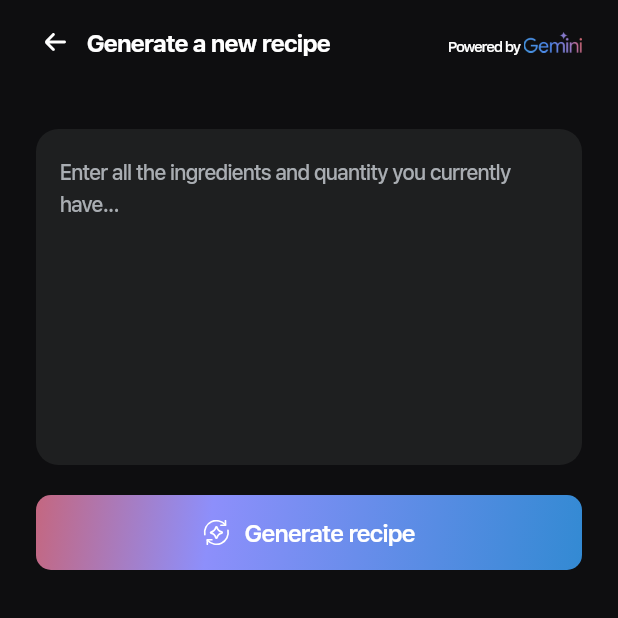
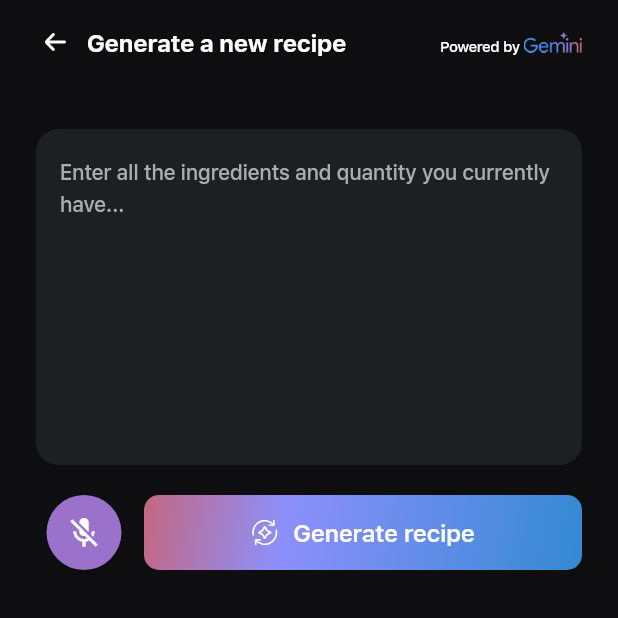
Before and after one commit to Becca-Saka/recipe, a Flutter app: the CollectIngredientView screen opened directly, on a phone screen of 412 x 824 dp, the top half of it. Run offline on Flutter 3.47's test engine with Material 3 defaults, Android fonts, the phone set to English and light mode, and no system bars; our stand-ins replace cloud_firestore, firebase_auth, firebase_core, flutter_svg, google_generative_ai, google_sign_in and 3 more; accounts and stored records are empty.

```diff
--- a/lib/data/models/ingredients.dart
+++ b/lib/data/models/ingredients.dart
@@ -22,7 +22,7 @@ class Ingredient {
   factory Ingredient.fromJson(Map<String, dynamic> json) {
     return Ingredient(
       name: json['name'],
-      rawQuantity: json['quantity'],
+      rawQuantity: json['quantity'] ?? '',
       unit: json['unit'] ?? 'pcs',
     );
   }
--- a/lib/shared/app_text_style.dart
+++ b/lib/shared/app_text_style.dart
@@ -5,7 +5,7 @@ abstract class AppTextStyle {
   static const TextStyle _baseTextStyle = TextStyle(
       fontFamily: 'SF Pro',
       fontWeight: AppFontWeight.regular,
-      letterSpacing: -0.8,
+      letterSpacing: -0.3,
       color: Colors.white);
 
   // ///SF Pro 12
--- a/lib/shared/widget/push_to_talk.dart
+++ b/lib/shared/widget/push_to_talk.dart
@@ -5,12 +5,10 @@ import 'circular_button.dart';
 import 'expanding_circle.dart';
 
 class PushToTalk extends StatelessWidget {
-  final bool loading;
   final bool isNotListening;
   final void Function()? onPressed;
   const PushToTalk({
     super.key,
-    required this.loading,
     required this.onPressed,
     required this.isNotListening,
   });
@@ -27,24 +25,20 @@ class PushToTalk extends StatelessWidget {
               AppColors.secondaryColor.withOpacity(0.2),
               AppColors.tertiaryColor.withOpacity(0.5),
             ],
-            size: 250,
+            size: 80,
           ),
         CircularButton(
-          size: 150,
-          backgroundColor: AppColors.secondaryColor,
+          size: 50,
+          backgroundColor:
+              isNotListening ? AppColors.secondaryColor : Colors.red,
           onPressed: onPressed,
           child: AnimatedSwitcher(
             duration: const Duration(milliseconds: 300),
-            child: loading
-                ? const Padding(
-                    padding: EdgeInsets.all(16.0),
-                    child: CircularProgressIndicator(),
-                  )
-                : Icon(
-                    isNotListening ? Icons.mic_off : Icons.mic,
-                    size: 50,
-                    color: Colors.white,
-                  ),
+            child: Icon(
+              isNotListening ? Icons.mic_off : Icons.stop,
+              size: 24,
+              color: Colors.white,
+            ),
           ),
         ),
       ],
--- a/lib/ui/collect_ingredient_view.dart
+++ b/lib/ui/collect_ingredient_view.dart
@@ -6,6 +6,7 @@ import 'package:recipe/shared/app_spacing.dart';
 import 'package:recipe/shared/widget/app_button.dart';
 import 'package:recipe/shared/widget/app_input.dart';
 import 'package:recipe/shared/widget/custom_app_bar.dart';
+import 'package:recipe/shared/widget/push_to_talk.dart';
 
 class CollectIngredientView extends StatefulWidget {
   const CollectIngredientView({super.key});
@@ -41,14 +42,26 @@ class _CollectIngredientViewState extends State<CollectIngredientView> {
                         'Enter all the ingredients and quantity you currently have...',
                   ),
                   const AppSpacing(v: 20),
-                  AppButton(
+                  Row(
+                    children: [
+                      PushToTalk(
+                        onPressed: () => controller.startListening(),
+                        isNotListening: !controller.isListening,
+                      ),
+                      const AppSpacing(h: 8),
+                      Expanded(
+                        child: AppButton(
                           title: 'Generate recipe',
                           isLoading: controller.loading,
                           onPressed: () {
-                      if (controller.textEditingController.text.isNotEmpty) {
+                            if (controller
+                                .textEditingController.text.isNotEmpty) {
                               controller.getIngredients(context);
                             }
                           },
+                        ),
+                      ),
+                    ],
                   ),
                 ],
               ),
--- a/lib/ui/confirm_ingredient_view.dart
+++ b/lib/ui/confirm_ingredient_view.dart
@@ -53,7 +53,9 @@ class ConfirmIngredientView extends StatelessWidget {
                               )),
                           title: Text(item.name.toTitleCase),
                           subtitle: Text(
-                            '${item.quantity} ${item.unit}',
+                            item.quantity +
+                                (item.quantity.isNotEmpty ? " " : '') +
+                                item.unit,
                           ),
                         );
                       },
--- a/lib/ui/splash_view.dart
+++ b/lib/ui/splash_view.dart
@@ -13,8 +13,11 @@ class SplashView extends StatefulWidget {
 class _SplashViewState extends State<SplashView> {
   @override
   void didChangeDependencies() {
-    Provider.of<UserProvider>(context, listen: false).checkAuthStatus(context);
     super.didChangeDependencies();
+    WidgetsBinding.instance.addPostFrameCallback((_) {
+      Provider.of<UserProvider>(context, listen: false)
+          .checkAuthStatus(context);
+    });
   }
 
   @override
```
Also changed, not shown: lib/data/providers/recipe_provider.dart (+21 -11 lines), lib/data/services/speech_to_text_service.dart (+9 -3 lines). Lines whose indentation alone changed are shown as unchanged.
